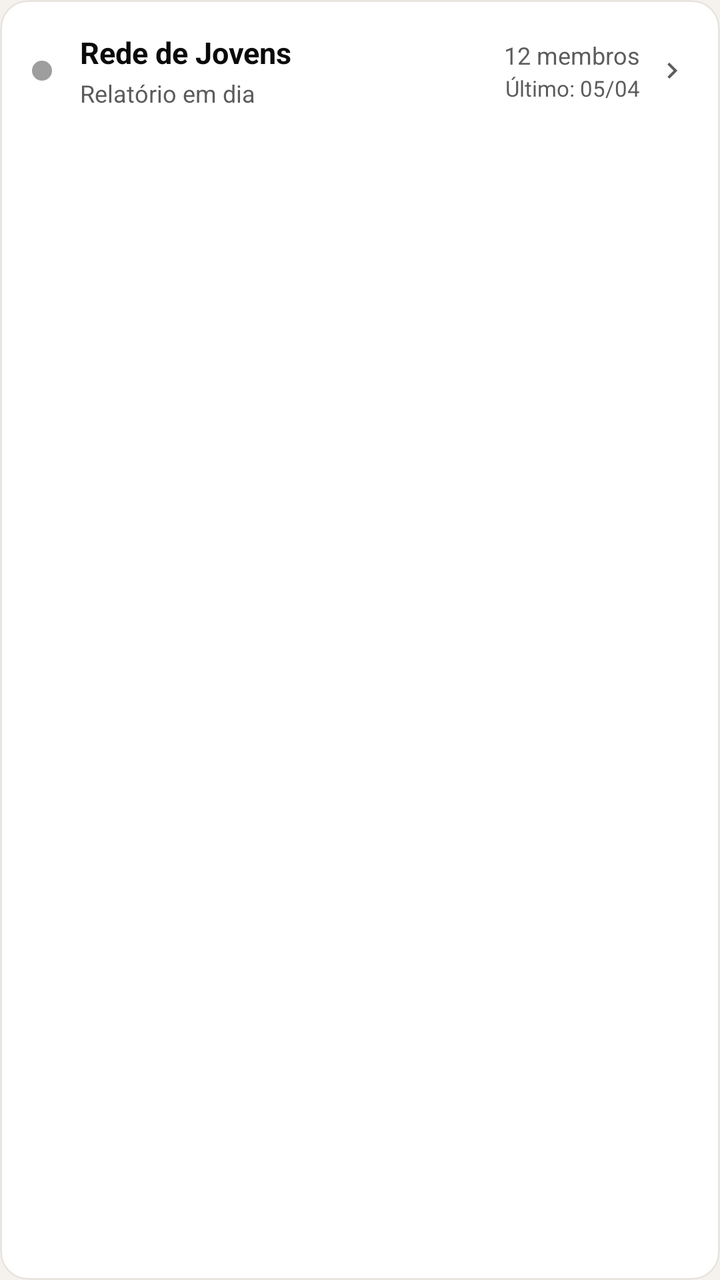
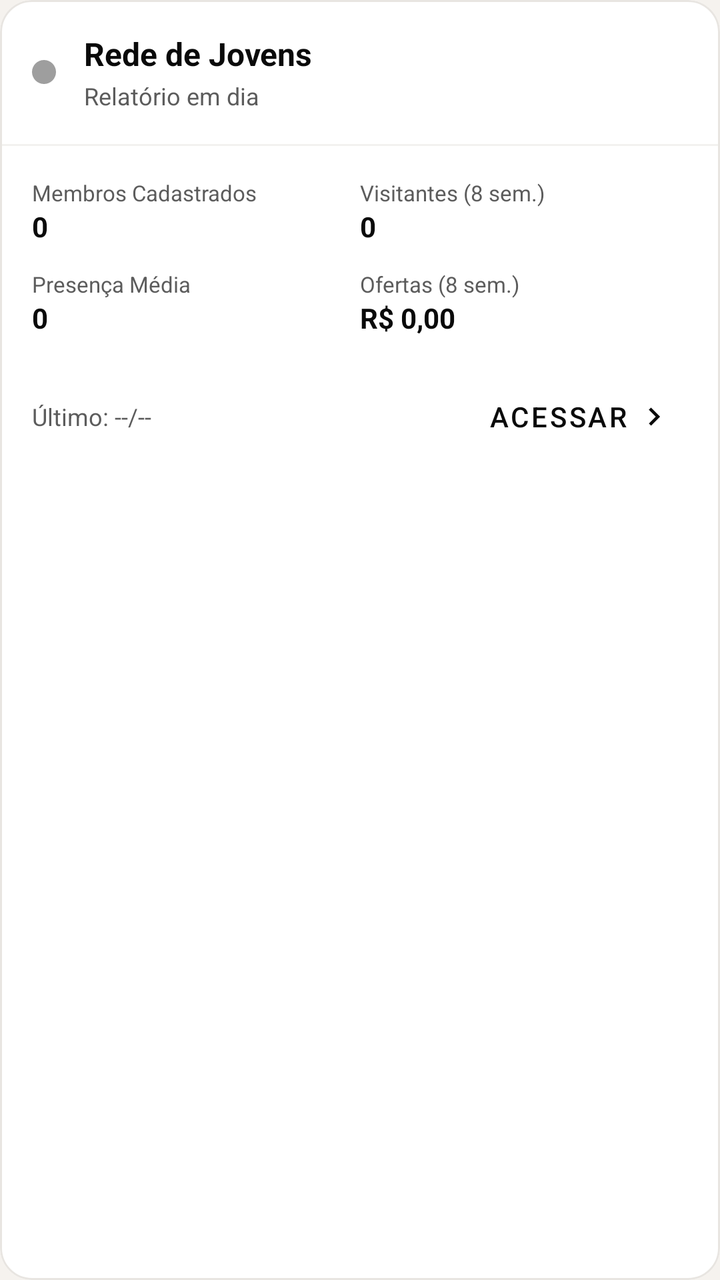

Compare the two renders of this Android layout. The source of the first and the diff that turns it into the second are given below.
<!-- AndroidManifest.xml: application theme Theme.IBFAPP -->
<!-- res/layout/item_rede_status_pastor.xml -->
<?xml version="1.0" encoding="utf-8"?>
<com.google.android.material.card.MaterialCardView
    xmlns:android="http://schemas.android.com/apk/res/android"
    xmlns:app="http://schemas.android.com/apk/res-auto"
    android:layout_width="match_parent"
    android:layout_height="wrap_content"
    android:layout_marginBottom="10dp"
    app:cardBackgroundColor="?attr/colorSurface"
    app:cardCornerRadius="14dp"
    app:cardElevation="0dp"
    app:strokeColor="?attr/colorOutlineVariant"
    app:strokeWidth="1dp"
    android:clickable="true"
    android:focusable="true">

    <LinearLayout
        android:layout_width="match_parent"
        android:layout_height="wrap_content"
        android:orientation="horizontal"
        android:padding="16dp"
        android:gravity="center_vertical">

        
        <View
            android:id="@+id/view_status_indicator"
            android:layout_width="10dp"
            android:layout_height="10dp"
            android:background="@drawable/bg_status_dot" />

        
        <LinearLayout
            android:layout_width="0dp"
            android:layout_height="wrap_content"
            android:layout_weight="1"
            android:orientation="vertical"
            android:layout_marginStart="14dp">

            <TextView
                android:id="@+id/text_nome_rede"
                android:layout_width="wrap_content"
                android:layout_height="wrap_content"
                android:text="Rede de Jovens"
                android:textSize="15sp"
                android:textStyle="bold"
                android:textColor="?attr/colorOnSurface" />

            <TextView
                android:id="@+id/text_status_rede"
                android:layout_width="wrap_content"
                android:layout_height="wrap_content"
                android:text="Relatório em dia"
                android:textSize="12sp"
                android:textColor="?attr/colorOnSurfaceVariant"
                android:layout_marginTop="2dp" />

        </LinearLayout>

        
        <LinearLayout
            android:layout_width="wrap_content"
            android:layout_height="wrap_content"
            android:orientation="vertical"
            android:gravity="end"
            android:layout_marginEnd="8dp">

            <TextView
                android:id="@+id/text_membros_count"
                android:layout_width="wrap_content"
                android:layout_height="wrap_content"
                android:text="12 membros"
                android:textSize="12sp"
                android:textColor="?attr/colorOnSurfaceVariant" />

            <TextView
                android:id="@+id/text_ultimo_relatorio"
                android:layout_width="wrap_content"
                android:layout_height="wrap_content"
                android:text="Último: 05/04"
                android:textSize="11sp"
                android:textColor="?attr/colorOnSurfaceVariant"
                android:layout_marginTop="1dp" />

        </LinearLayout>

        <ImageView
            android:layout_width="16dp"
            android:layout_height="16dp"
            android:src="@drawable/ic_arrow_right"
            app:tint="?attr/colorOnSurfaceVariant" />

    </LinearLayout>
</com.google.android.material.card.MaterialCardView>
<!-- resources referenced by this layout -->
<resources>
  <!-- drawable bg_status_dot (drawable) -->
  <?xml version="1.0" encoding="utf-8"?>
  <shape xmlns:android="http://schemas.android.com/apk/res/android"
      android:shape="oval">
      <solid android:color="@color/chumbo_faint" />
      <size android:width="10dp" android:height="10dp" />
  </shape>
  <!-- drawable ic_arrow_right (drawable) -->
  <vector xmlns:android="http://schemas.android.com/apk/res/android"
      android:width="24dp"
      android:height="24dp"
      android:viewportWidth="24"
      android:viewportHeight="24">
      <path
          android:fillColor="#FFFFFF"
          android:pathData="M8.59,16.59L13.17,12L8.59,7.41L10,6l6,6l-6,6L8.59,16.59z"/>
  </vector>
  <style name="Theme.IBFAPP" parent="Theme.Material3.Light.NoActionBar">
          <item name="colorPrimary">@color/near_black</item>
          <item name="colorOnPrimary">@color/white</item>
          <item name="colorPrimaryContainer">@color/ibf_surface_variant</item>
          <item name="colorOnPrimaryContainer">@color/near_black</item>
          <item name="colorSecondary">@color/chumbo_light</item>
          <item name="colorOnSecondary">@color/white</item>
          <item name="colorSecondaryContainer">@color/ibf_surface_variant</item>
          <item name="colorOnSecondaryContainer">@color/near_black</item>
          <item name="colorTertiary">@color/accent</item>
          <item name="colorOnTertiary">@color/white</item>
          <item name="colorTertiaryContainer">@color/accent_container</item>
          <item name="colorOnTertiaryContainer">@color/near_black</item>
          <item name="android:colorBackground">@color/ibf_background</item>
          <item name="colorOnBackground">@color/ibf_on_background</item>
          <item name="colorSurface">@color/ibf_surface</item>
          <item name="colorOnSurface">@color/ibf_on_surface</item>
          <item name="colorSurfaceVariant">@color/ibf_surface_variant</item>
          <item name="colorOnSurfaceVariant">@color/ibf_on_surface_variant</item>
          <item name="colorOutline">@color/ibf_outline</item>
          <item name="colorOutlineVariant">@color/ibf_outline_variant</item>
          <item name="colorError">@color/ibf_error</item>
          <item name="colorOnError">@color/ibf_on_error</item>
          <item name="colorErrorContainer">@color/ibf_error_container</item>
          <item name="android:statusBarColor">@color/ibf_background</item>
          <item name="android:navigationBarColor">@color/ibf_surface</item>
          <item name="android:windowLightStatusBar">true</item>
          <item name="android:windowBackground">@color/ibf_background</item>
      </style>
  <color name="chumbo_faint">#9E9E9E</color>
  <color name="near_black">#0A0A0A</color>
  <color name="white">#FFFFFFFF</color>
  <color name="ibf_surface_variant">#EBEBEB</color>
  <color name="chumbo_light">#5C5C5C</color>
  <color name="accent">#1DB954</color>
  <color name="accent_container">#E8F5E9</color>
  <color name="ibf_background">#F5F2EE</color>
  <color name="ibf_on_background">#0A0A0A</color>
  <color name="ibf_surface">#FFFFFF</color>
  <color name="ibf_on_surface">#0A0A0A</color>
  <color name="ibf_on_surface_variant">#5C5C5C</color>
  <color name="ibf_outline">#D0CCC7</color>
  <color name="ibf_outline_variant">#E8E5E1</color>
  <color name="ibf_error">#C62828</color>
  <color name="ibf_on_error">#FFFFFF</color>
  <color name="ibf_error_container">#FFEBEE</color>
</resources>

<!-- the commit's change to res/layout/item_rede_status_pastor.xml (unified diff, before → after) -->
@@ -4,9 +4,9 @@
     xmlns:app="http://schemas.android.com/apk/res-auto"
     android:layout_width="match_parent"
     android:layout_height="wrap_content"
-    android:layout_marginBottom="10dp"
+    android:layout_marginBottom="12dp"
     app:cardBackgroundColor="?attr/colorSurface"
-    app:cardCornerRadius="14dp"
+    app:cardCornerRadius="16dp"
     app:cardElevation="0dp"
     app:strokeColor="?attr/colorOutlineVariant"
     app:strokeWidth="1dp"
@@ -16,77 +16,178 @@
     <LinearLayout
         android:layout_width="match_parent"
         android:layout_height="wrap_content"
-        android:orientation="horizontal"
-        android:padding="16dp"
-        android:gravity="center_vertical">
-
-        
-        <View
-            android:id="@+id/view_status_indicator"
-            android:layout_width="10dp"
-            android:layout_height="10dp"
-            android:background="@drawable/bg_status_dot" />
+        android:orientation="vertical">
 
         
         <LinearLayout
-            android:layout_width="0dp"
+            android:layout_width="match_parent"
             android:layout_height="wrap_content"
-            android:layout_weight="1"
-            android:orientation="vertical"
-            android:layout_marginStart="14dp">
+            android:orientation="horizontal"
+            android:padding="16dp"
+            android:gravity="center_vertical">
 
-            <TextView
-                android:id="@+id/text_nome_rede"
-                android:layout_width="wrap_content"
+            
+            <View
+                android:id="@+id/view_status_indicator"
+                android:layout_width="12dp"
+                android:layout_height="12dp"
+                android:background="@drawable/bg_status_dot" />
+
+            
+            <LinearLayout
+                android:layout_width="0dp"
                 android:layout_height="wrap_content"
-                android:text="Rede de Jovens"
-                android:textSize="15sp"
-                android:textStyle="bold"
-                android:textColor="?attr/colorOnSurface" />
+                android:layout_weight="1"
+                android:orientation="vertical"
+                android:layout_marginStart="14dp">
 
-            <TextView
-                android:id="@+id/text_status_rede"
-                android:layout_width="wrap_content"
+                <TextView
+                    android:id="@+id/text_nome_rede"
+                    android:layout_width="wrap_content"
+                    android:layout_height="wrap_content"
+                    android:text="Rede de Jovens"
+                    android:textSize="16sp"
+                    android:textStyle="bold"
+                    android:textColor="?attr/colorOnSurface" />
+
+                <TextView
+                    android:id="@+id/text_status_rede"
+                    android:layout_width="wrap_content"
+                    android:layout_height="wrap_content"
+                    android:text="Relatório em dia"
+                    android:textSize="12sp"
+                    android:textColor="?attr/colorOnSurfaceVariant"
+                    android:layout_marginTop="2dp" />
+
+            </LinearLayout>
+        </LinearLayout>
+
+        <View
+            android:layout_width="match_parent"
+            android:layout_height="1dp"
+            android:background="?attr/colorOutlineVariant"
+            android:alpha="0.5"/>
+
+        
+        <LinearLayout
+            android:layout_width="match_parent"
+            android:layout_height="wrap_content"
+            android:orientation="horizontal"
+            android:padding="16dp"
+            android:baselineAligned="false">
+
+            <LinearLayout
+                android:layout_width="0dp"
                 android:layout_height="wrap_content"
-                android:text="Relatório em dia"
-                android:textSize="12sp"
-                android:textColor="?attr/colorOnSurfaceVariant"
-                android:layout_marginTop="2dp" />
+                android:layout_weight="1"
+                android:orientation="vertical">
+
+                <TextView
+                    android:layout_width="wrap_content"
+                    android:layout_height="wrap_content"
+                    android:text="Membros Cadastrados"
+                    android:textSize="11sp"
+                    android:textColor="?attr/colorOnSurfaceVariant" />
+
+                <TextView
+                    android:id="@+id/text_membros_count"
+                    android:layout_width="wrap_content"
+                    android:layout_height="wrap_content"
+                    android:text="0"
+                    android:textSize="14sp"
+                    android:textStyle="bold"
+                    android:textColor="?attr/colorOnSurface" />
+
+                <TextView
+                    android:layout_width="wrap_content"
+                    android:layout_height="wrap_content"
+                    android:text="Presença Média"
+                    android:textSize="11sp"
+                    android:layout_marginTop="12dp"
+                    android:textColor="?attr/colorOnSurfaceVariant" />
+
+                <TextView
+                    android:id="@+id/text_presenca_media_rede"
+                    android:layout_width="wrap_content"
+                    android:layout_height="wrap_content"
+                    android:text="0"
+                    android:textSize="14sp"
+                    android:textStyle="bold"
+                    android:textColor="?attr/colorOnSurface" />
+
+            </LinearLayout>
+
+            <LinearLayout
+                android:layout_width="0dp"
+                android:layout_height="wrap_content"
+                android:layout_weight="1"
+                android:orientation="vertical">
+
+                <TextView
+                    android:layout_width="wrap_content"
+                    android:layout_height="wrap_content"
+                    android:text="Visitantes (8 sem.)"
+                    android:textSize="11sp"
+                    android:textColor="?attr/colorOnSurfaceVariant" />
+
+                <TextView
+                    android:id="@+id/text_visitantes_rede"
+                    android:layout_width="wrap_content"
+                    android:layout_height="wrap_content"
+                    android:text="0"
+                    android:textSize="14sp"
+                    android:textStyle="bold"
+                    android:textColor="?attr/colorOnSurface" />
+
+                <TextView
+                    android:layout_width="wrap_content"
+                    android:layout_height="wrap_content"
+                    android:text="Ofertas (8 sem.)"
+                    android:textSize="11sp"
+                    android:layout_marginTop="12dp"
+                    android:textColor="?attr/colorOnSurfaceVariant" />
+
+                <TextView
+                    android:id="@+id/text_ofertas_rede"
+                    android:layout_width="wrap_content"
+                    android:layout_height="wrap_content"
+                    android:text="R$ 0,00"
+                    android:textSize="14sp"
+                    android:textStyle="bold"
+                    android:textColor="?attr/colorOnSurface" />
+
+            </LinearLayout>
 
         </LinearLayout>
 
         
         <LinearLayout
-            android:layout_width="wrap_content"
+            android:layout_width="match_parent"
             android:layout_height="wrap_content"
-            android:orientation="vertical"
-            android:gravity="end"
-            android:layout_marginEnd="8dp">
+            android:orientation="horizontal"
+            android:paddingHorizontal="16dp"
+            android:paddingBottom="16dp"
+            android:gravity="center_vertical">
 
             <TextView
-                android:id="@+id/text_membros_count"
-                android:layout_width="wrap_content"
+                android:id="@+id/text_ultimo_relatorio"
+                android:layout_width="0dp"
                 android:layout_height="wrap_content"
-                android:text="12 membros"
+                android:layout_weight="1"
+                android:text="Último: --/--"
                 android:textSize="12sp"
                 android:textColor="?attr/colorOnSurfaceVariant" />
 
-            <TextView
-                android:id="@+id/text_ultimo_relatorio"
+            <com.google.android.material.button.MaterialButton
+                android:id="@+id/btn_acessar_rede"
                 android:layout_width="wrap_content"
                 android:layout_height="wrap_content"
-                android:text="Último: 05/04"
-                android:textSize="11sp"
-                android:textColor="?attr/colorOnSurfaceVariant"
-                android:layout_marginTop="1dp" />
+                android:text="Acessar"
+                app:icon="@drawable/ic_arrow_right"
+                app:iconGravity="textEnd"
+                style="@style/Widget.MaterialComponents.Button.TextButton" />
 
         </LinearLayout>
 
-        <ImageView
-            android:layout_width="16dp"
-            android:layout_height="16dp"
-            android:src="@drawable/ic_arrow_right"
-            app:tint="?attr/colorOnSurfaceVariant" />
-
     </LinearLayout>
 </com.google.android.material.card.MaterialCardView>
